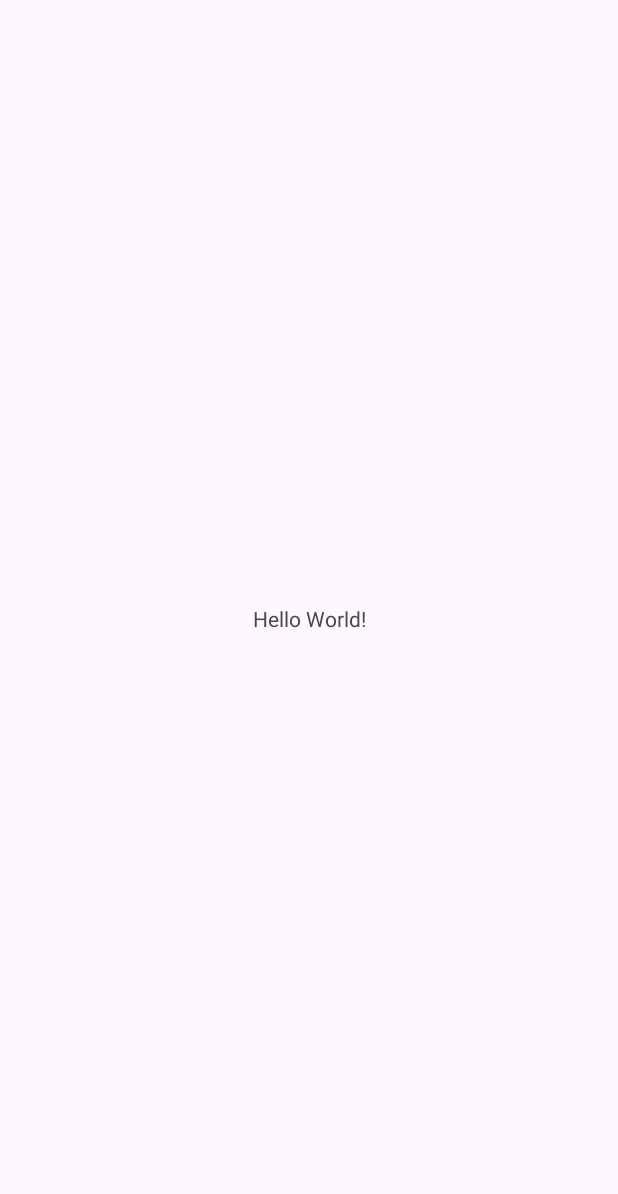
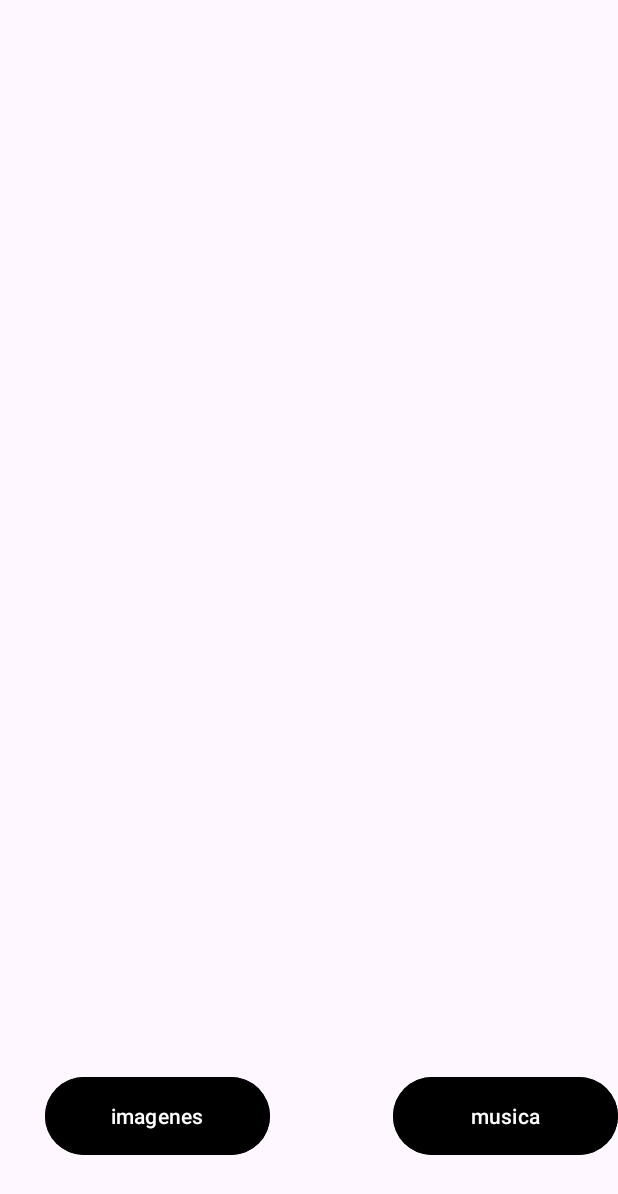
Before and after one commit to ELMANCHE/Dispositivos-Moviles, an Android app: the screen it shows after launch (MainActivity), on a phone screen of 412 x 824 dp. Before the commit the part shown is almost empty. Shown: the top 1194 px of the screen. Run offline under Robolectric (Android 15) with nearby library versions, the phone set to English and light mode, and no system bars; 1 statement that could not run was skipped.

Commit message:
avance fragments

```diff
--- /dev/null
+++ b/Apps /Fragments/app/src/main/java/com/example/fragment/segundo_fragent.kt
@@ -0,0 +1,4 @@
+package com.example.fragment
+
+class segundo_fragent {
+}
--- a/Apps /Fragments/app/src/main/res/layout/activity_main.xml
+++ b/Apps /Fragments/app/src/main/res/layout/activity_main.xml
@@ -1,19 +1,38 @@
 <?xml version="1.0" encoding="utf-8"?>
-<androidx.constraintlayout.widget.ConstraintLayout xmlns:android="http://schemas.android.com/apk/res/android"
+<RelativeLayout xmlns:android="http://schemas.android.com/apk/res/android"
     xmlns:app="http://schemas.android.com/apk/res-auto"
     xmlns:tools="http://schemas.android.com/tools"
-    android:id="@+id/main"
     android:layout_width="match_parent"
     android:layout_height="match_parent"
     tools:context=".MainActivity">
 
-    <TextView
-        android:layout_width="wrap_content"
-        android:layout_height="wrap_content"
-        android:text="Hello World!"
-        app:layout_constraintBottom_toBottomOf="parent"
-        app:layout_constraintEnd_toEndOf="parent"
-        app:layout_constraintStart_toStartOf="parent"
-        app:layout_constraintTop_toTopOf="parent" />
+    <androidx.fragment.app.FragmentContainerView
+        android:layout_width="match_parent"
+        android:layout_height="600dp"
+        android:id="@+id/fragmentContainer"/>
 
-</androidx.constraintlayout.widget.ConstraintLayout>
+    <Button
+        android:layout_width="150dp"
+        android:layout_height="60dp"
+        android:id="@+id/fragment1Btn"
+        android:backgroundTint="@color/black"
+        android:layout_alignParentBottom="true"
+        android:layout_marginBottom="50dp"
+        android:layout_marginStart="30dp"
+        android:text="imagenes"/>
+
+    <Button
+        android:layout_width="150dp"
+        android:layout_height="60dp"
+        android:id="@+id/fragment2Btn"
+        android:backgroundTint="@color/black"
+        android:layout_alignParentBottom="true"
+        android:layout_alignParentRight="true"
+        android:layout_marginBottom="50dp"
+        android:layout_marginStart="30dp"
+        android:text="musica"/>
+
+
+
+
+</RelativeLayout>
--- a/Apps /Fragments/app/src/main/res/values/colors.xml
+++ b/Apps /Fragments/app/src/main/res/values/colors.xml
@@ -2,4 +2,7 @@
 <resources>
     <color name="black">#FF000000</color>
     <color name="white">#FFFFFFFF</color>
+    <color name="purple_200">#FFBB86FC</color>
+    <color name="fragment1">#FFC107</color>
+    <color name="fragment2">#FF9800</color>
 </resources>
--- a/Apps /Fragments/app/src/main/res/values/strings.xml
+++ b/Apps /Fragments/app/src/main/res/values/strings.xml
@@ -1,3 +1,5 @@
 <resources>
     <string name="app_name">fragment</string>
+    <!-- TODO: Remove or change this placeholder text -->
+    <string name="hello_blank_fragment">Hello blank fragment</string>
 </resources>
```
Also changed, not shown: Apps /Fragments/app/build.gradle.kts (+9 -0 lines), Apps /Fragments/app/src/main/java/com/example/fragment/primer_fragent.kt (added, +48 -0 lines), Apps /Fragments/app/src/main/res/layout/fragment_primer_fragent.xml (added, +21 -0 lines), Apps /Fragments/app/src/main/res/layout/fragment_segundo_fragment.xml (added, +17 -0 lines), Apps /Fragments/app/src/main/res/drawable/image1.jpeg (added), Apps /Fragments/app/src/main/res/drawable/image2.jpeg (added), Apps /Fragments/app/src/main/res/drawable/image3.jpeg (added), Apps /Fragments/app/src/main/res/drawable/image4.jpeg (added), 1 other file.
